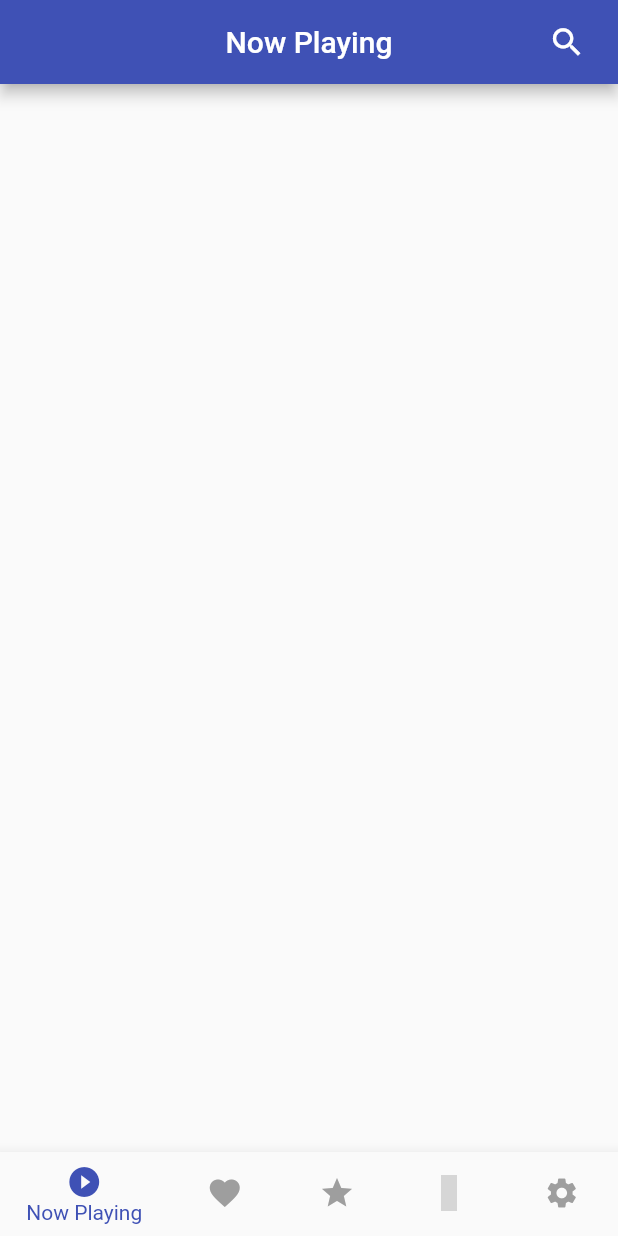
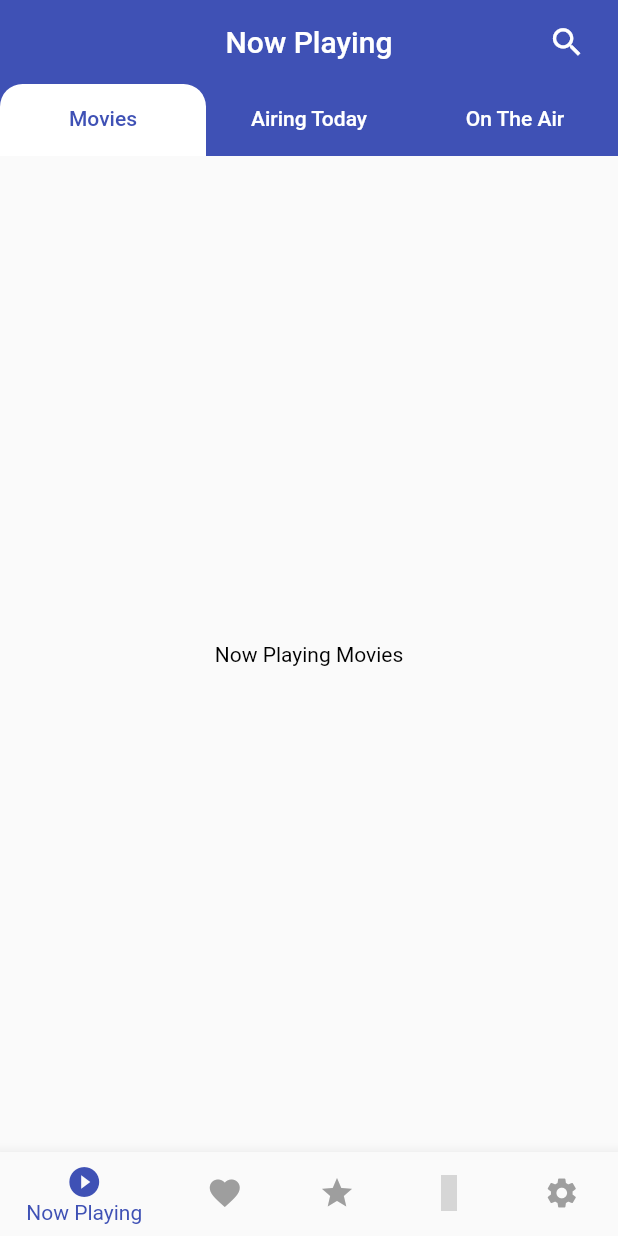
Before and after one commit to moodyshaker/flutter_movie_app, a Flutter app: the screen it shows after launch, on a phone screen of 412 x 824 dp. Run offline on Flutter 3.47's test engine with Material 2 defaults, Android fonts, the phone set to English and light mode, and no system bars; our stand-ins replace fancy_shimmer_image, flutter_icons, flutter_spinkit; missing offline and left inert: expand_widget; grey boxes are pictures that could not be loaded.

Commit message:
movie app initial commit

```diff
--- a/lib/main.dart
+++ b/lib/main.dart
@@ -1,5 +1,8 @@
 import 'package:flutter/material.dart';
 import 'package:flutter_movie_app/provider/home_provider.dart';
+import 'package:flutter_movie_app/provider/now_playing_provider.dart';
+import 'package:flutter_movie_app/provider/popular_provider.dart';
+import 'package:flutter_movie_app/provider/top_rated_provider.dart';
 import 'package:provider/provider.dart';
 
 import 'screens/home.dart';
@@ -17,6 +20,15 @@ class MovieApp extends StatelessWidget {
       providers: [
         ChangeNotifierProvider(
           create: (context) => HomeProvider(),
+        ),
+        ChangeNotifierProvider(
+          create: (context) => NowPlayingProvider(),
+        ),
+        ChangeNotifierProvider(
+          create: (context) => TopRatedProvider(),
+        ),
+        ChangeNotifierProvider(
+          create: (context) => PopularProvider(),
         ),
       ],
       child: MaterialApp(
@@ -41,7 +53,6 @@ class MovieApp extends StatelessWidget {
           Search.id: (context) => Search(),
           // MovieDetailsScreen.id: (context) => MovieDetailsScreen(),
           // SeriesDetailsScreen.id: (context) => SeriesDetailsScreen(),
-          Search.id: (context) => Search(),
           // AboutApp.id: (context) => AboutApp(),
         },
       ),
--- a/lib/provider/home_provider.dart
+++ b/lib/provider/home_provider.dart
@@ -1,7 +1,7 @@
 import 'package:flutter/cupertino.dart';
 import 'package:flutter_movie_app/screens/now_playing.dart';
 import 'package:flutter_movie_app/screens/popular.dart';
-import 'package:flutter_movie_app/screens/settings.dart';
+import 'package:flutter_movie_app/screens/profile.dart';
 import 'package:flutter_movie_app/screens/top_rated.dart';
 import 'package:flutter_movie_app/screens/upcoming.dart';
 
@@ -30,7 +30,7 @@ class HomeProvider with ChangeNotifier {
         _currentWidget = Upcoming();
         break;
       case 4:
-        _currentWidget = Settings();
+        _currentWidget = Profile();
         break;
     }
   }
--- /dev/null
+++ b/lib/provider/now_playing_provider.dart
@@ -0,0 +1,34 @@
+import 'package:flutter/foundation.dart';
+import 'package:flutter/material.dart';
+import 'package:flutter_movie_app/screens/fragment/now_playing_airing_today.dart';
+import 'package:flutter_movie_app/screens/fragment/now_playing_movie.dart';
+import 'package:flutter_movie_app/screens/fragment/now_playing_on_the_air.dart';
+
+class NowPlayingProvider with ChangeNotifier {
+  int _currentIndex = 0;
+  Widget _currentWidget = NowPlayingMovies();
+
+  void setCurrentIndex(int i) {
+    _currentIndex = i;
+    setCurrentWidget();
+    notifyListeners();
+  }
+
+  void setCurrentWidget() {
+    switch (_currentIndex) {
+      case 0:
+        _currentWidget = NowPlayingMovies();
+        break;
+      case 1:
+        _currentWidget = AiringToday();
+        break;
+      case 2:
+        _currentWidget = OnTheAir();
+        break;
+    }
+  }
+
+  Widget get currentWidget => _currentWidget;
+
+  int get currentIndex => _currentIndex;
+}
--- /dev/null
+++ b/lib/provider/popular_provider.dart
@@ -0,0 +1,29 @@
+import 'package:flutter/cupertino.dart';
+import 'package:flutter_movie_app/screens/fragment/popular_movies.dart';
+import 'package:flutter_movie_app/screens/fragment/popular_series.dart';
+
+class PopularProvider with ChangeNotifier{
+  int _currentIndex = 0;
+  Widget _currentWidget = PopularMovies();
+
+  void setCurrentIndex(int i) {
+    _currentIndex = i;
+    setCurrentWidget();
+    notifyListeners();
+  }
+
+  void setCurrentWidget() {
+    switch (_currentIndex) {
+      case 0:
+        _currentWidget = PopularMovies();
+        break;
+      case 1:
+        _currentWidget = PopularSeries();
+        break;
+    }
+  }
+
+  Widget get currentWidget => _currentWidget;
+
+  int get currentIndex => _currentIndex;
+}
--- /dev/null
+++ b/lib/provider/top_rated_provider.dart
@@ -0,0 +1,29 @@
+import 'package:flutter/cupertino.dart';
+import 'package:flutter_movie_app/screens/fragment/top_rated_movies.dart';
+import 'package:flutter_movie_app/screens/fragment/top_rated_series.dart';
+
+class TopRatedProvider with ChangeNotifier {
+  int _currentIndex = 0;
+  Widget _currentWidget = TopRatedMovies();
+
+  void setCurrentIndex(int i) {
+    _currentIndex = i;
+    setCurrentWidget();
+    notifyListeners();
+  }
+
+  void setCurrentWidget() {
+    switch (_currentIndex) {
+      case 0:
+        _currentWidget = TopRatedMovies();
+        break;
+      case 1:
+        _currentWidget = TopRatedSeries();
+        break;
+    }
+  }
+
+  Widget get currentWidget => _currentWidget;
+
+  int get currentIndex => _currentIndex;
+}
--- /dev/null
+++ b/lib/screens/fragment/now_playing_movie.dart
@@ -0,0 +1,15 @@
+import 'package:flutter/material.dart';
+
+class NowPlayingMovies extends StatelessWidget {
+  @override
+  Widget build(BuildContext context) {
+    return Center(
+      child: Text(
+        'Now Playing Movies',
+        style: TextStyle(
+          color: Colors.black,
+        ),
+      ),
+    );
+  }
+}
--- a/lib/screens/now_playing.dart
+++ b/lib/screens/now_playing.dart
@@ -1,13 +1,62 @@
 import 'package:flutter/material.dart';
+import 'package:flutter_movie_app/provider/now_playing_provider.dart';
+import 'package:provider/provider.dart';
 
 import 'search.dart';
 
-class NowPlaying extends StatelessWidget {
+class NowPlaying extends StatefulWidget {
+  @override
+  _NowPlayingState createState() => _NowPlayingState();
+}
+
+class _NowPlayingState extends State<NowPlaying>
+    with SingleTickerProviderStateMixin {
+  TabController _controller;
+
+  @override
+  void initState() {
+    super.initState();
+    _controller = TabController(length: 3, vsync: this, initialIndex: 0);
+  }
+
   @override
   Widget build(BuildContext context) {
-    return Scaffold(
+    return Consumer<NowPlayingProvider>(
+      builder: (context, data, child) =>
+          Scaffold(
             appBar: AppBar(
+              elevation: 0.0,
               centerTitle: true,
+              bottom: TabBar(
+                controller: _controller,
+                labelColor: Theme
+                    .of(context)
+                    .primaryColor,
+                unselectedLabelColor: Colors.white,
+                indicatorColor: Colors.white,
+                indicator: BoxDecoration(
+                    color: Colors.white,
+                    borderRadius: BorderRadius.only(
+                      topRight: Radius.circular(
+                        15,
+                      ),
+                      topLeft: Radius.circular(
+                        15,
+                      ),
+                    )),
+                tabs: [
+                  Tab(
+                    text: 'Movies',
+                  ),
+                  Tab(
+                    text: 'Airing Today',
+                  ),
+                  Tab(
+                    text: 'On The Air',
+                  ),
+                ],
+                onTap: data.setCurrentIndex,
+              ),
               actions: [
                 Padding(
                   padding: EdgeInsets.only(
@@ -27,6 +76,8 @@ class NowPlaying extends StatelessWidget {
                 'Now Playing',
               ),
             ),
+            body: data.currentWidget,
+          ),
     );
   }
 }
--- a/lib/screens/upcoming.dart
+++ b/lib/screens/upcoming.dart
@@ -7,6 +7,7 @@ class Upcoming extends StatelessWidget {
   Widget build(BuildContext context) {
     return Scaffold(
       appBar: AppBar(
+        elevation: 0.0,
         centerTitle: true,
         actions: [
           Padding(
```
Also changed, not shown: lib/screens/fragment/now_playing_airing_today.dart (added, +15 -0 lines), lib/screens/fragment/now_playing_on_the_air.dart (added, +15 -0 lines), lib/screens/fragment/popular_movies.dart (added, +12 -0 lines), lib/screens/fragment/popular_series.dart (added, +15 -0 lines), lib/screens/fragment/top_rated_movies.dart (added, +15 -0 lines), lib/screens/fragment/top_rated_series.dart (added, +12 -0 lines), lib/screens/popular.dart (+50 -2 lines), lib/screens/profile.dart (renamed from lib/screens/settings.dart, +4 -4 lines), lib/screens/top_rated.dart (+47 -2 lines), 21 other files. Lines whose indentation alone changed are shown as unchanged.
